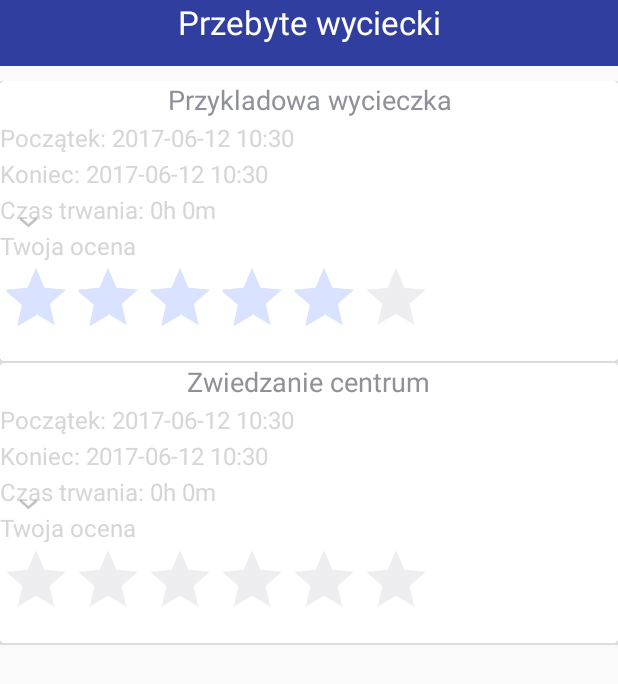
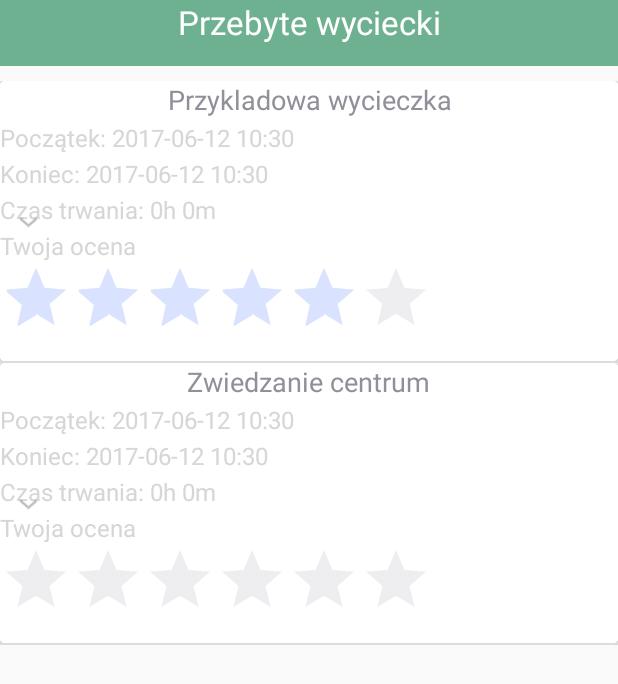
Before and after one commit to ZPI2017/FirstVersion2, an Android app: the TripHistoryActivity screen opened directly, with no data from a screen before it, on a phone screen of 412 x 824 dp. Shown: the top 684 px of the screen. Run offline under Robolectric (Android 15) with nearby library versions, the phone set to English and light mode, and no system bars.

Commit message:
zmiana szaty graficznej

```diff
--- a/app/src/main/java/zpi/lyjak/anna/Columns.java
+++ b/app/src/main/java/zpi/lyjak/anna/Columns.java
@@ -18,6 +18,9 @@ public class Columns {
         public static final String TABLE_NAME_ATTRACTION_ID = "id_attraction";
         public static final String TABLE_NAME_NAME = "name";
         public static final String TABLE_NAME_LINK = "photo";
+        public static final String TABLE_NAME_DESCRIPTION = "description";
+        public static final String TABLE_NAME_LATITUDE = "latitude";
+        public static final String TABLE_NAME_LONGITUDE = "longitude";
     }
 
     public class TripColumns implements BaseColumns {
--- a/app/src/main/java/zpi/lyjak/anna/LocalDbHelper.java
+++ b/app/src/main/java/zpi/lyjak/anna/LocalDbHelper.java
@@ -15,8 +15,10 @@ public class LocalDbHelper extends SQLiteOpenHelper {
 
     private static final String SQL_CREATE_ATRACTIONS =
             "CREATE TABLE " + Columns.Attractions.TABLE_NAME + " (" + Columns.Attractions.TABLE_NAME_ATTRACTION_ID
-            + " INTEGER PRIMARY KEY AUTOINCREMENT, " + Columns.Attractions.TABLE_NAME_LINK + " TEXT, "
-            + Columns.Attractions.TABLE_NAME + " TEXT)";
+            + " INTEGER PRIMARY KEY AUTOINCREMENT, " + Columns.Attractions.TABLE_NAME_LATITUDE + " TEXT, "
+            + Columns.Attractions.TABLE_NAME_LONGITUDE + " TEXT, " + Columns.Attractions.TABLE_NAME_NAME + " TEXT, "
+            + Columns.Attractions.TABLE_NAME_DESCRIPTION + " TEXT, " + Columns.Attractions.TABLE_NAME_LINK + " TEXT, "
+            + Columns.Attractions.TABLE_NAME_LINK + " TEXT)";
     private static final String SQL_CREATE_DAYS =
             "CREATE TABLE " + Columns.DayOfTrip.TABLE_NAME + " (" + Columns.DayOfTrip.TABLE_NAME_DAY_ID
             + " INTEGER PRIMARY KEY AUTOINCREMENT, " + Columns.DayOfTrip.TABLE_NAME_DATE + " TEXT, "
--- a/app/src/main/res/values/colors.xml
+++ b/app/src/main/res/values/colors.xml
@@ -1,6 +1,6 @@
 <?xml version="1.0" encoding="utf-8"?>
 <resources>
-    <color name="colorPrimary">#3f51b5</color>
-    <color name="colorPrimaryDark">#303f9f</color>
-    <color name="colorAccent">#ff4081</color>
+    <color name="colorPrimary">#9ec190</color>
+    <color name="colorPrimaryDark">#6eb190</color>
+    <color name="colorAccent">#ced190</color>
 </resources>
```
